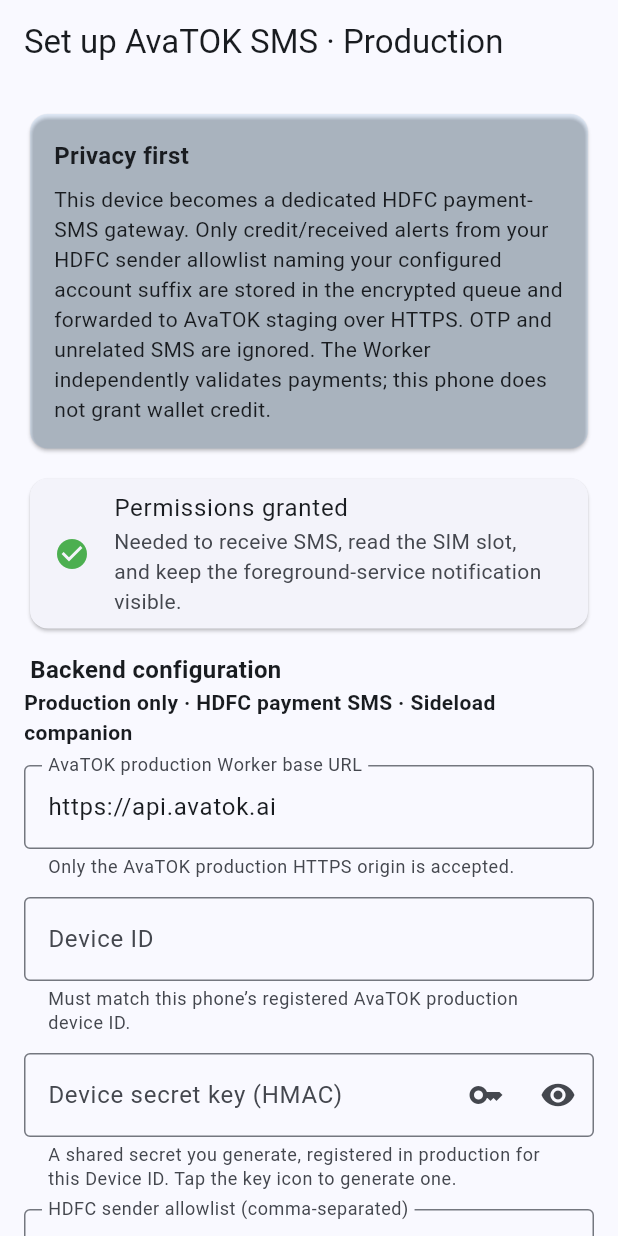
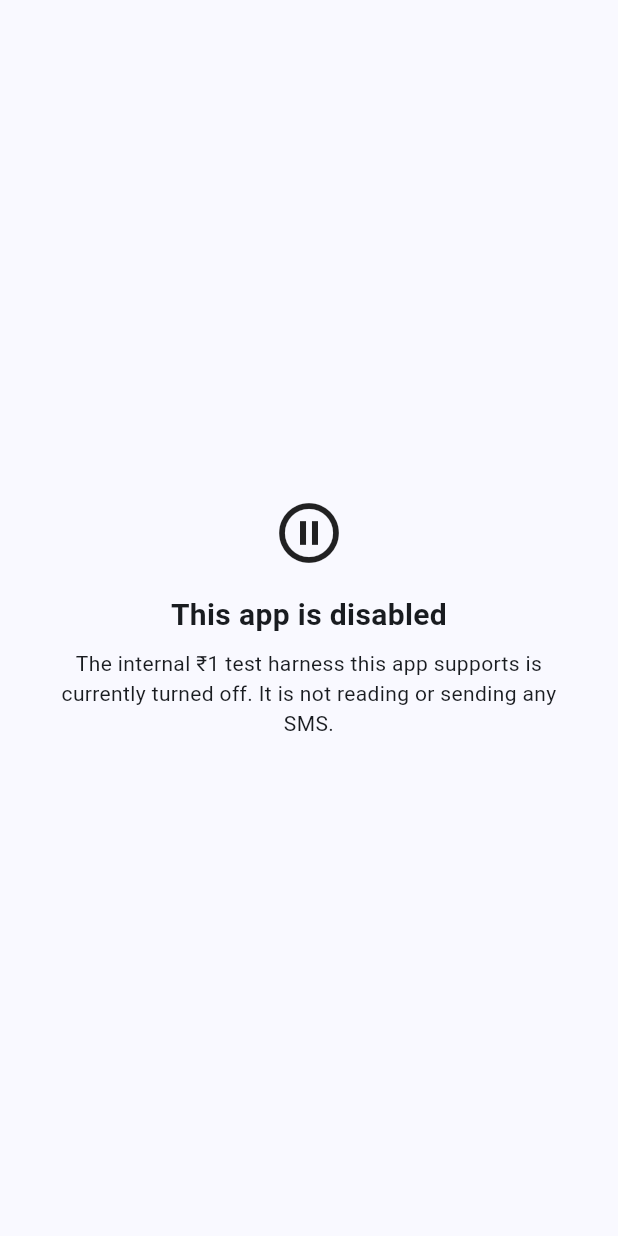
Before and after one commit to hdavy2002/upeo-sms-gateway, a Flutter app: the screen it shows after launch, on a phone screen of 412 x 824 dp. Run offline on Flutter 3.47's test engine with Material 3 defaults, Android fonts, the phone set to English and light mode, and no system bars; our stand-ins replace battery_plus, connectivity_plus, dio, flutter_riverpod, flutter_secure_storage, package_info_plus and 2 more; missing offline and left inert: workmanager; accounts and stored records are empty.

Commit message:
[TAKEDOWN-HDFC-DARK-1] Make the companion inert: no SMS read, no posts
Add a railDisabled kill switch (Dart K.railDisabled, native mirror
CompanionRail.disabled) and gate every SMS/service entry point behind
it: the UI bootstrap never schedules the WorkManager backstop or starts
the gateway service, the background isolate returns before wiring up
the onSmsReceived/onSweep channel, and SmsReceiver/BootReceiver return
before touching SMS or starting the foreground service. The app now
shows a plain "This app is disabled" screen instead of setup/dashboard.

Counterpart to the Worker's hdfcSmsRailEnabled flag in the parent repo
(avaTOK-2-Flutter, worktree saathum/12-sms-dark) — this is an internal
₹1 smoke-harness helper, never the commercial rail. Reversible: flip
both booleans back to false to restore.

Co-Authored-By: Claude Sonnet 5 <noreply@anthropic.com>

```diff
--- a/lib/src/core/constants.dart
+++ b/lib/src/core/constants.dart
@@ -55,4 +55,13 @@ class K {
 
   // ----- Watchdog: service considered "stale" if no tick within this window -----
   static const Duration watchdogStaleAfter = Duration(minutes: 3);
+
+  // ----- Kill switch -----
+  // [TAKEDOWN-HDFC-DARK-1 2026-09-20] This companion is the private counterpart to
+  // the internal ₹1 HDFC UPI SMS smoke harness (worker `hdfcSmsRailEnabled` flag),
+  // never the commercial rail. While true: the app never starts the gateway
+  // service, never reads or forwards SMS, and shows a plain disabled notice
+  // instead of the dashboard. Reversible — flip back to false to restore.
+  // Mirrored natively by `CompanionRail.disabled` in android/.../CompanionRail.kt.
+  static const bool railDisabled = true;
 }
--- a/lib/src/ui/app.dart
+++ b/lib/src/ui/app.dart
@@ -4,6 +4,7 @@ import 'package:flutter_riverpod/flutter_riverpod.dart';
 import '../core/constants.dart';
 import '../state/providers.dart';
 import 'home_shell.dart';
+import 'screens/disabled_screen.dart';
 import 'screens/setup_screen.dart';
 
 class UpeoApp extends ConsumerWidget {
@@ -11,6 +12,19 @@ class UpeoApp extends ConsumerWidget {
 
   @override
   Widget build(BuildContext context, WidgetRef ref) {
+    // [TAKEDOWN-HDFC-DARK-1 2026-09-20] Short-circuit before touching config at
+    // all: no setup/dashboard screen, no chance to tap "start service".
+    if (K.railDisabled) {
+      return MaterialApp(
+        title: K.appName,
+        debugShowCheckedModeBanner: false,
+        theme: ThemeData(
+          colorScheme: ColorScheme.fromSeed(seedColor: const Color(0xFF1565C0)),
+          useMaterial3: true,
+        ),
+        home: const DisabledScreen(),
+      );
+    }
     final cfg = ref.watch(configControllerProvider);
     return MaterialApp(
       title: K.appName,
--- /dev/null
+++ b/lib/src/ui/screens/disabled_screen.dart
@@ -0,0 +1,37 @@
+import 'package:flutter/material.dart';
+
+/// [TAKEDOWN-HDFC-DARK-1 2026-09-20] Shown instead of [HomeShell]/[SetupScreen]
+/// whenever `K.railDisabled` is true. The gateway service is never started and
+/// no SMS is read while this screen is up — see main.dart and app.dart.
+class DisabledScreen extends StatelessWidget {
+  const DisabledScreen({super.key});
+
+  @override
+  Widget build(BuildContext context) {
+    return Scaffold(
+      body: Center(
+        child: Padding(
+          padding: const EdgeInsets.all(24),
+          child: Column(
+            mainAxisSize: MainAxisSize.min,
+            children: const [
+              Icon(Icons.pause_circle_outline, size: 48),
+              SizedBox(height: 16),
+              Text(
+                'This app is disabled',
+                style: TextStyle(fontSize: 20, fontWeight: FontWeight.w600),
+                textAlign: TextAlign.center,
+              ),
+              SizedBox(height: 8),
+              Text(
+                'The internal ₹1 test harness this app supports is currently '
+                'turned off. It is not reading or sending any SMS.',
+                textAlign: TextAlign.center,
+              ),
+            ],
+          ),
+        ),
+      ),
+    );
+  }
+}
```
Also changed, not shown: lib/main.dart (+15 -0 lines), 3 other files.
